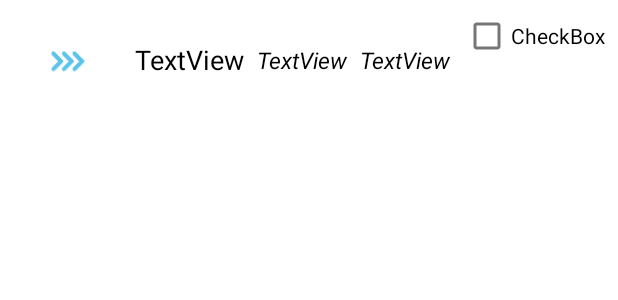
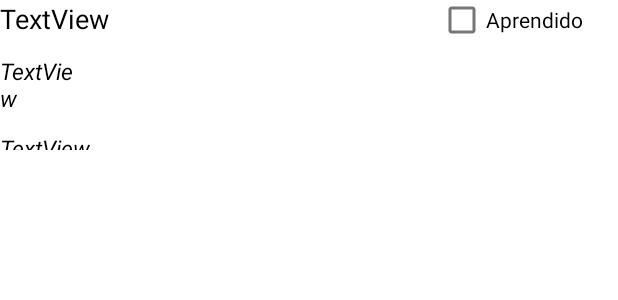
Before and after one commit to ZileidyAB/bitacoraAprendizaje, an Android app: the layout elementos_listar_item.xml on its own in the app's theme, with its tools: preview values and no code run, on a phone screen of 412 x 824 dp. Shown: the top 300 px of the screen. Run offline under Robolectric (Android 15) with nearby library versions, the phone set to English and light mode, and no system bars.

Commit message:
Arreglos en Item

```diff
--- a/misgruposv01/src/main/java/py/com/misgruposv01/activities/ListarItemActivity.java
+++ b/misgruposv01/src/main/java/py/com/misgruposv01/activities/ListarItemActivity.java
@@ -3,6 +3,8 @@ package py.com.misgruposv01.activities;
 import android.app.Activity;
 import android.os.Bundle;
 import android.util.Log;
+import android.view.View;
+import android.widget.CheckBox;
 import android.widget.ListView;
 import java.util.ArrayList;
 import py.com.misgruposv01.R;
@@ -35,4 +37,35 @@ public class ListarItemActivity extends Activity {
     //VERRR
     private void setListAdapter(ItemAdapter itemAdapter) {
     }
+
+    public void onCheckboxClicked(View view) {
+        // Is the view now checked?
+        boolean aprendido = ((CheckBox) view).isChecked();
+
+        // Check which checkbox was clicked
+        switch(view.getId()) {
+            case R.id.checkboxAprendido:
+                if (aprendido) {
+                    // action
+                } else
+                    // action
+                    break;
+        }
+    }
+//    CheckBox checkbox=(CheckBox)findViewById(R.id.checkbox);
+//checkbox.setOnClickListener(new View.OnClickListener()
+//    {
+//        @Override
+//        public void onClick(View v)
+//        {
+//            if (checkbox.isChecked())
+//            {
+//                //Perform action when you touch on checkbox and it change to selected state
+//            }
+//            else
+//            {
+//                //Perform action when you touch on checkbox and it change to unselected state
+//            }
+//        }
+//    });
 }
--- a/misgruposv01/src/main/res/layout/elementos_listar_item.xml
+++ b/misgruposv01/src/main/res/layout/elementos_listar_item.xml
@@ -1,53 +1,57 @@
 <?xml version="1.0" encoding="utf-8"?>
-<LinearLayout xmlns:android="http://schemas.android.com/apk/res/android"
+<RelativeLayout xmlns:android="http://schemas.android.com/apk/res/android"
     xmlns:app="http://schemas.android.com/apk/res-auto"
     android:orientation="horizontal"
     android:layout_width="match_parent"
-    android:layout_height="80dp">
+    android:layout_height="100dp">
 
-    <ImageView
-        android:id="@+id/imageView"
-        android:layout_width="39dp"
-        android:layout_height="25dp"
-        android:layout_gravity="center_vertical"
-        android:layout_margin="25dp"
-        android:src="@drawable/logo_flechas" />
+
     <TextView
         android:id="@+id/concepto_items"
         android:layout_width="wrap_content"
         android:layout_height="wrap_content"
+        android:layout_gravity="center_vertical"
         android:layout_weight="1"
-        android:textSize="18dp"
+        android:text="TextView"
         android:textColor="@color/black"
-        android:layout_gravity="center_vertical"
-        android:text="TextView" />
+        android:textSize="18dp" />
+
+    <CheckBox
+        android:id="@+id/checkboxAprendido"
+        android:layout_width="120dp"
+        android:layout_height="26dp"
+        android:layout_marginLeft="219dp"
+        android:layout_toRightOf="@id/concepto_items"
+        android:layout_weight="1"
+        android:text="Aprendido" />
+
     <TextView
         android:id="@+id/descripcion_items"
         android:layout_width="wrap_content"
         android:layout_height="wrap_content"
+        android:layout_below="@id/concepto_items"
+        android:layout_alignParentEnd="true"
+        android:layout_gravity="center_vertical"
+        android:layout_marginTop="12dp"
+        android:layout_marginEnd="353dp"
         android:layout_weight="1"
+        android:text="TextView"
+        android:textColor="@color/black"
         android:textSize="15dp"
-        android:textStyle="italic"
-        android:textColor="@color/black"
-        android:layout_gravity="center_vertical"
-        android:text="TextView" />
+        android:textStyle="italic" />
 
     <TextView
         android:id="@+id/dudas_items"
         android:layout_width="wrap_content"
         android:layout_height="wrap_content"
+        android:layout_below="@id/descripcion_items"
+        android:layout_gravity="center_vertical"
+        android:layout_marginTop="12dp"
         android:layout_weight="1"
+        android:text="TextView"
+        android:textColor="@color/black"
         android:textSize="15dp"
-        android:textStyle="italic"
-        android:textColor="@color/black"
-        android:layout_gravity="center_vertical"
-        android:text="TextView" />
+        android:textStyle="italic" />
 
-    <CheckBox
-        android:id="@+id/checkboxAprendido"
-        android:layout_width="wrap_content"
-        android:layout_height="wrap_content"
-        android:layout_weight="1"
-        android:text="CheckBox" />
 
-</LinearLayout>
+</RelativeLayout>
```
